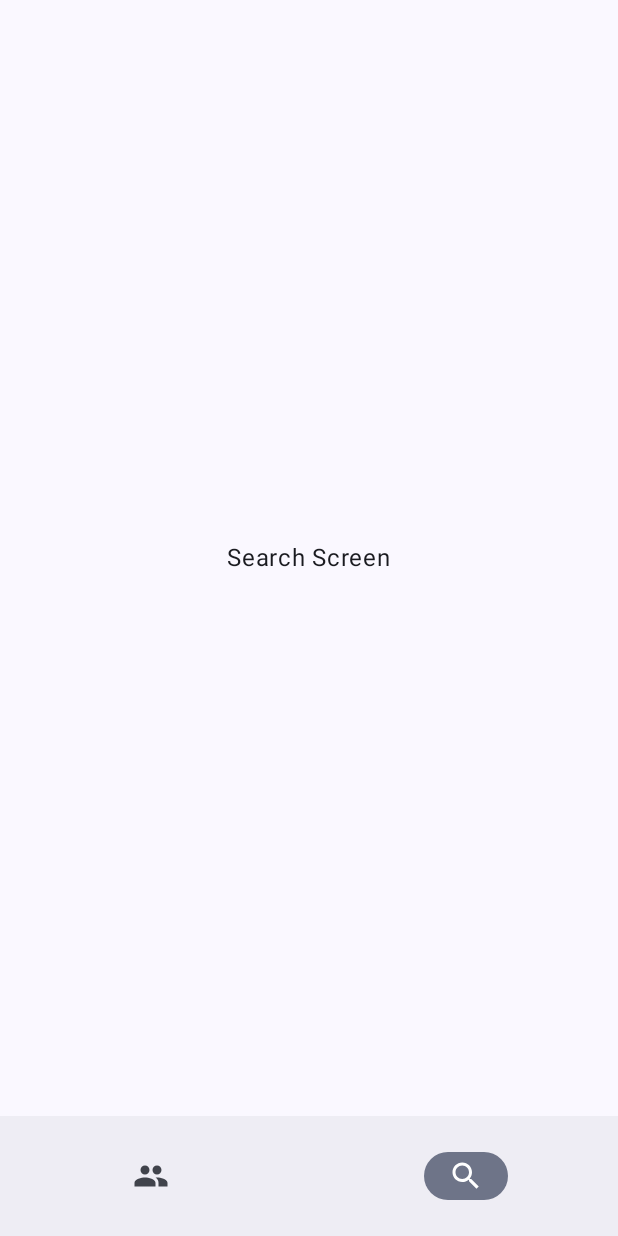
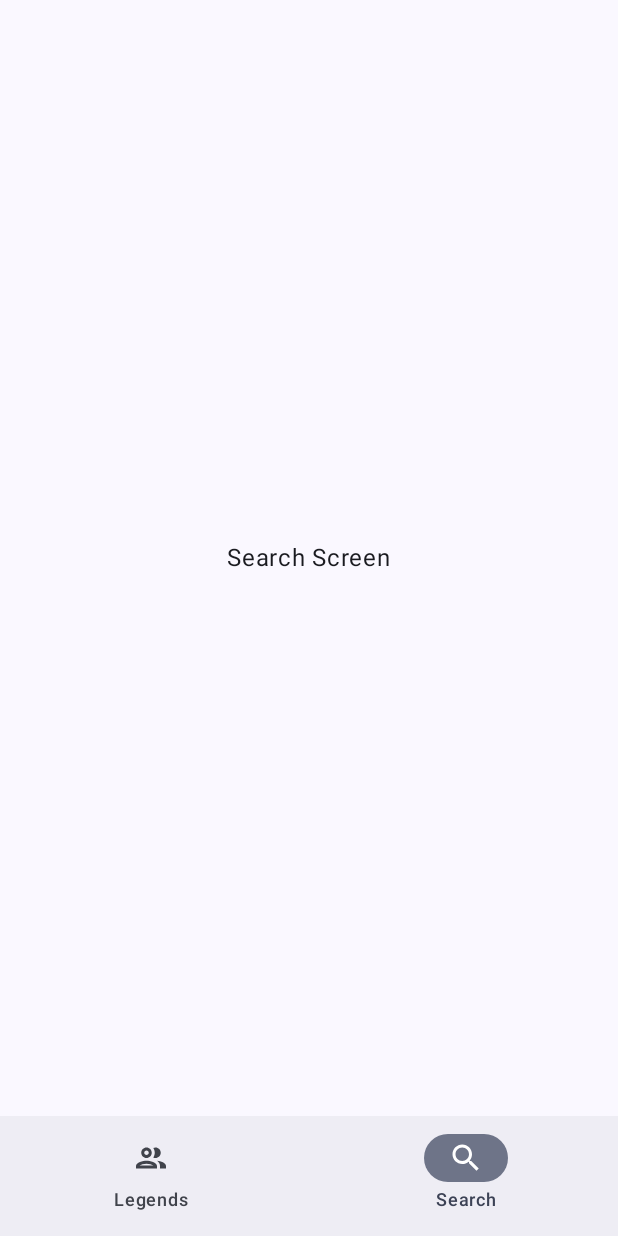
Before and after one commit to NicKoehler/Brawlhalla-Stats, an Android app built with Jetpack Compose: the screen it shows after launch (MainActivity), item 2 of the bottom bar chosen, on a phone screen of 412 x 824 dp. Run offline under Robolectric (Android 15) with nearby library versions, the phone set to English and light mode, and no system bars; our stand-ins replace navigation suite.

Commit message:
Fix nav bar icons and add labels

```diff
--- a/app/src/main/java/com/nickoehler/brawlhalla/MainActivity.kt
+++ b/app/src/main/java/com/nickoehler/brawlhalla/MainActivity.kt
@@ -8,6 +8,7 @@ import androidx.compose.foundation.layout.imePadding
 import androidx.compose.foundation.layout.padding
 import androidx.compose.foundation.layout.safeDrawingPadding
 import androidx.compose.material3.Icon
+import androidx.compose.material3.Text
 import androidx.compose.material3.adaptive.navigationsuite.NavigationSuiteScaffold
 import androidx.compose.ui.Modifier
 import androidx.compose.ui.unit.dp
@@ -47,10 +48,11 @@ class MainActivity : ComponentActivity() {
                     navigationSuiteItems = {
                         Screens.entries.forEach { currentScreen ->
                             if (currentDestination != null) {
+                                val isSelected = currentDestination.hierarchy.any {
+                                    it.hasRoute(route = currentScreen.route::class)
+                                }
                                 item(
-                                    currentDestination.hierarchy.any {
-                                        it.hasRoute(route = currentScreen.route::class)
-                                    },
+                                    selected = isSelected,
                                     onClick = {
                                         if (currentDestination != currentScreen.route) {
                                             navController.navigate(currentScreen.route) {
@@ -64,8 +66,13 @@ class MainActivity : ComponentActivity() {
                                         }
                                     },
                                     icon = {
-                                        Icon(currentScreen.icon, currentScreen.title)
+                                        Icon(
+                                            if (isSelected) currentScreen.selectedIcon
+                                            else currentScreen.unselectedIcon,
+                                            currentScreen.title
+                                        )
                                     },
+                                    label = { Text(currentScreen.title) }
                                 )
                             }
                         }
--- a/app/src/main/java/com/nickoehler/brawlhalla/ui/Screens.kt
+++ b/app/src/main/java/com/nickoehler/brawlhalla/ui/Screens.kt
@@ -3,17 +3,33 @@ package com.nickoehler.brawlhalla.ui
 import androidx.compose.material.icons.Icons
 import androidx.compose.material.icons.filled.People
 import androidx.compose.material.icons.filled.Search
+import androidx.compose.material.icons.outlined.People
+import androidx.compose.material.icons.outlined.Search
 import androidx.compose.ui.graphics.vector.ImageVector
 import kotlinx.serialization.Serializable
 
-enum class Screens(val title: String, val icon: ImageVector, val route: Route) {
-    LEGEND(title = "Legends", icon = Icons.Default.People, route = Route.Legend()),
-    SEARCH(title = "Search", icon = Icons.Default.Search, route = Route.Search);
+enum class Screens(
+    val title: String,
+    val route: Route,
+    val selectedIcon: ImageVector,
+    val unselectedIcon: ImageVector
+) {
+    LEGEND(
+        title = "Legends",
+        route = Route.Legend(),
+        selectedIcon = Icons.Default.People,
+        unselectedIcon = Icons.Outlined.People
+    ),
+    SEARCH(
+        title = "Search",
+        route = Route.Search,
+        selectedIcon = Icons.Default.Search,
+        unselectedIcon = Icons.Outlined.Search
+    );
 }
 
 
 sealed interface Route {
-
 
     @Serializable
     data object Search : Route
```
